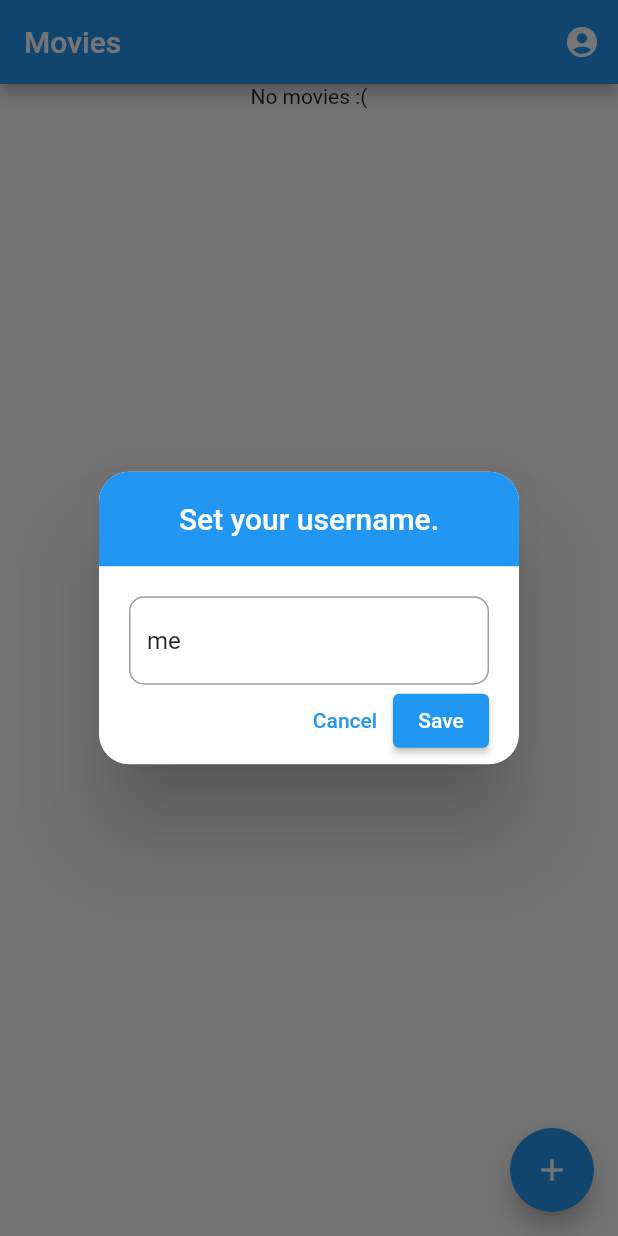
After one commit to schultek/flutter-workshop, a Flutter app: the screen it shows after launch, after a tap on the "account circle" icon, on a phone screen of 412 x 824 dp. The commit adds this screen. Run offline on Flutter 3.47's test engine with Material 2 defaults, Android fonts, the phone set to English and light mode, and no system bars; our stand-ins replace bubble, flutter_rating_bar; missing offline and left inert: swipe_stack.

Commit message:
add username popup

```diff
--- a/movies/app/lib/main.dart
+++ b/movies/app/lib/main.dart
@@ -3,6 +3,7 @@
 import 'package:movies_app/services/api_service_impl.dart';
 
 import 'models/movie.dart';
+import 'popups/change_username_popup.dart';
 import 'services/api_service.dart';
 import 'widgets/movie_tile.dart';
 
@@ -64,6 +65,14 @@
     return Scaffold(
       appBar: AppBar(
         title: const Text("Movies"),
+        actions: [
+          IconButton(
+            icon: const Icon(Icons.account_circle),
+            onPressed: () {
+              ChangeUsernamePopup.show(context);
+            },
+          )
+        ],
       ),
       body: RefreshIndicator(
         onRefresh: _loadMovies,
--- a/movies/app/lib/popups/add_review_popup.dart
+++ b/movies/app/lib/popups/add_review_popup.dart
@@ -3,6 +3,7 @@
 import 'package:uuid/uuid.dart';
 
 import '../models/movie.dart';
+import '../services/user_service.dart';
 
 /// The popup that is shown when the user wants to add a review (to an existing movie or a new one).
 class AddReviewPopup extends StatefulWidget {
@@ -150,12 +151,13 @@
                   ? () {
                       if (widget.existingMovie == null) {
                         Navigator.of(context).pop(
-                          Movie(const Uuid().v4(), name!, genre!,
-                              [MovieRating(rating!, "me")]),
+                          Movie(const Uuid().v4(), name!, genre!, [
+                            MovieRating(rating!, UserService.instance.username)
+                          ]),
                         );
                       } else {
                         Navigator.of(context).pop(
-                          MovieRating(rating!, "me"),
+                          MovieRating(rating!, UserService.instance.username),
                         );
                       }
                     }
--- /dev/null
+++ b/movies/app/lib/popups/change_username_popup.dart
@@ -0,0 +1,90 @@
+import 'package:flutter/material.dart';
+
+import '../models/movie.dart';
+import '../services/user_service.dart';
+
+class ChangeUsernamePopup extends StatefulWidget {
+  const ChangeUsernamePopup({Key? key}) : super(key: key);
+
+  @override
+  State<StatefulWidget> createState() => _ChangeUsernamePopupState();
+
+  static Future<Movie?> show(BuildContext context) {
+    return showDialog<Movie>(
+      context: context,
+      builder: (context) => const ChangeUsernamePopup(),
+    );
+  }
+}
+
+class _ChangeUsernamePopupState extends State<ChangeUsernamePopup> {
+  late String username;
+
+  @override
+  void initState() {
+    super.initState();
+    username = UserService.instance.username;
+  }
+
+  @override
+  Widget build(BuildContext context) {
+    return SimpleDialog(
+      contentPadding: const EdgeInsets.fromLTRB(20, 20, 20, 5),
+      titlePadding: EdgeInsets.zero,
+      title: Container(
+        padding: const EdgeInsets.all(20),
+        alignment: Alignment.center,
+        decoration: const BoxDecoration(
+          color: Colors.blue,
+          borderRadius: BorderRadius.vertical(
+            top: Radius.circular(20),
+          ),
+        ),
+        child: const Text(
+          'Set your username.',
+          style: TextStyle(color: Colors.white),
+        ),
+      ),
+      shape: const RoundedRectangleBorder(
+        borderRadius: BorderRadius.all(
+          Radius.circular(20),
+        ),
+      ),
+      children: [
+        TextFormField(
+          initialValue: UserService.instance.username,
+          decoration: InputDecoration(
+            hintText: "Title",
+            border: OutlineInputBorder(
+              borderRadius: BorderRadius.circular(10),
+            ),
+            floatingLabelBehavior: FloatingLabelBehavior.always,
+          ),
+          onChanged: (val) {
+            setState(() {
+              username = val;
+            });
+          },
+        ),
+        Row(
+          mainAxisAlignment: MainAxisAlignment.end,
+          children: [
+            TextButton(
+              onPressed: () {
+                Navigator.of(context).pop();
+              },
+              child: const Text('Cancel'),
+            ),
+            ElevatedButton(
+              onPressed: () {
+                UserService.instance.setUsername(username);
+                Navigator.of(context).pop();
+              },
+              child: const Text('Save'),
+            ),
+          ],
+        ),
+      ],
+    );
+  }
+}
--- /dev/null
+++ b/movies/app/lib/services/user_service.dart
@@ -0,0 +1,10 @@
+class UserService {
+  static UserService instance = UserService();
+
+  String _username = 'me';
+  String get username => _username;
+
+  void setUsername(String username) {
+    _username = username;
+  }
+}
```
Also changed, not shown: movies/app/pubspec.lock.
